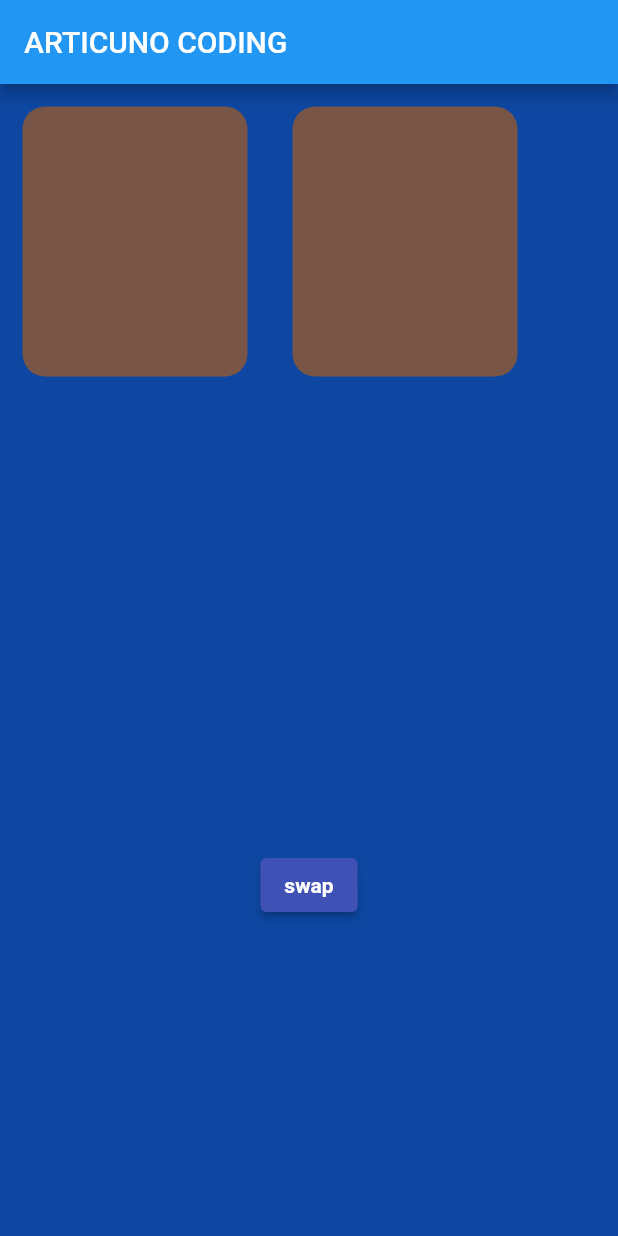
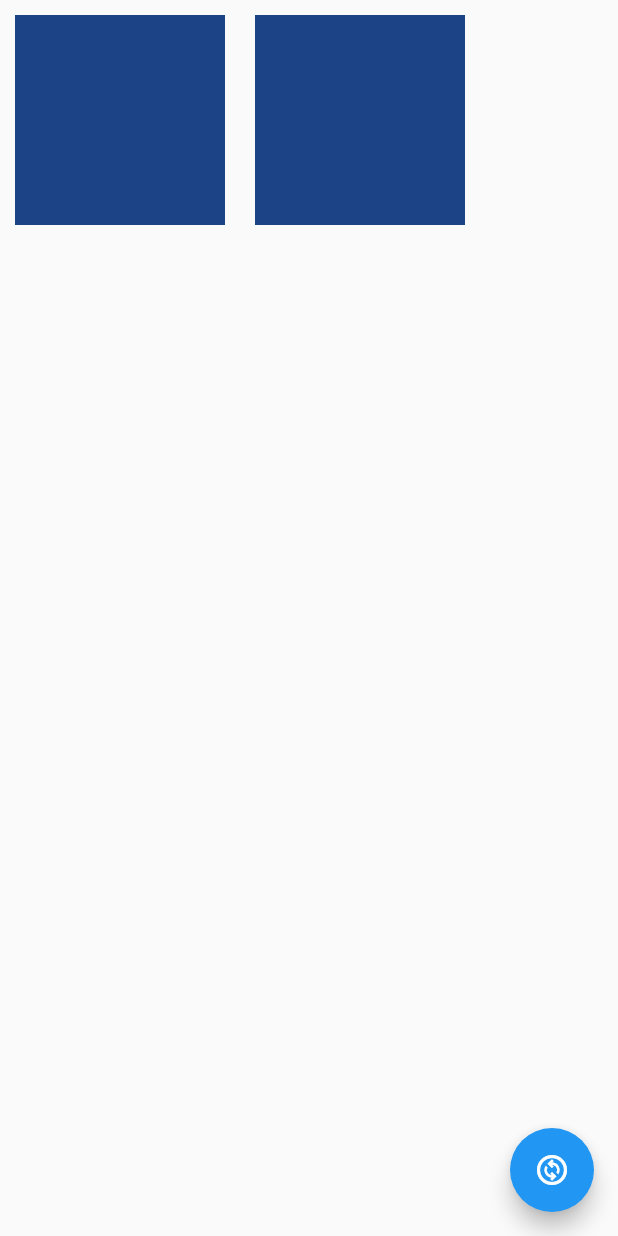
Before and after one commit to Abhi902/Articuno-Coding-LLP, a Flutter app: the screen it shows after launch, on a phone screen of 412 x 824 dp. Run offline on Flutter 3.47's test engine with Material 2 defaults, Android fonts, the phone set to English and light mode, and no system bars.

Commit message:
second commit

```diff
--- a/lib/main.dart
+++ b/lib/main.dart
@@ -1,101 +1,103 @@
 import 'package:flutter/material.dart';
-import 'dart:math';
+import 'dart:math' as math;
 
 void main() {
-  runApp(MaterialApp(
-    debugShowCheckedModeBanner: false,
-    home: MyApp(),
-  ));
+  runApp(const MyApp());
 }
 
-class MyApp extends StatefulWidget {
+class MyApp extends StatelessWidget {
+  const MyApp({Key? key}) : super(key: key);
   @override
-  State<MyApp> createState() => _MyAppState();
+  Widget build(BuildContext context) {
+    return MaterialApp(
+      title: 'Assignment',
+      theme: ThemeData(
+        primarySwatch: Colors.blue,
+      ),
+      home: const HomeScreen(),
+    );
+  }
 }
 
-class _MyAppState extends State<MyApp> {
+class StatefulColorfulTile extends StatefulWidget {
+  const StatefulColorfulTile({Key? key}) : super(key: key);
+
   @override
-  Color? pc1; // COLORS TO BE PASSED TO THE CONTAINERS  1
-  Color? pc2; // COLORS TO BE PASSED TO THE CONTAINERS 2
-  int x = 0;
-  int y = 1;
+  State<StatefulColorfulTile> createState() => _StatefulColorfulTileState();
+}
 
+class _StatefulColorfulTileState extends State<StatefulColorfulTile> {
+  Color? myColor;
+
+  @override
   void initState() {
+    myColor = Color(
+      (math.Random().nextDouble() * 0xFFFFFF).toInt(),
+    ).withOpacity(
+      1.0,
+    );
+
     super.initState();
-    pc1 = Colors.primaries[Random().nextInt(Colors.primaries.length)];
-    pc2 = Colors.primaries[Random().nextInt(Colors
-        .primaries.length)]; // USED RANDOM COLORIZATION IN THE INIT STATE :)
   }
 
+  @override
   Widget build(BuildContext context) {
-    var arr = [
-      reusablewidget(pc1),
-      reusablewidget(pc2)
-    ]; // ARRAY OF CONTAINERS AS YOU ASKED :)
-
-    void setstate() {
-      if (x == 1) {
-        x = 0;
-        y = 1; // function to swap two containers by changing the index in the array
-      } else {
-        x = 1;
-        y = 0;
-      }
-    }
-
-    return Scaffold(
-      backgroundColor: Colors.blue[900],
-      appBar: AppBar(
-        title: Text(
-            'ARTICUNO CODING'), // TITLE FOR THE APP BAR  , IT MAKE THE APP LOOK LIKE AN APP
-      ),
-      body: Column(
-        children: [
-          Row(
-            children: <reusablewidget>[
-              arr[x],
-              arr[y]
-            ], // used the array of widget to swap the two container
-          ),
-          SizedBox(height: 300),
-          ElevatedButton(
-            style: ButtonStyle(
-              backgroundColor: MaterialStateProperty.all<Color>(Colors.indigo),
-            ),
-            onPressed: () {
-              setState(() {
-                // here is the swap button , could have made it better but it does the work
-                setstate();
-              });
-            },
-            child: Text(
-              'swap',
-              style: TextStyle(fontWeight: FontWeight.bold),
-            ),
-          )
-        ],
+    return Container(
+      color: myColor,
+      child: const Padding(
+        padding: EdgeInsets.all(70.0),
       ),
     );
   }
 }
 
-class reusablewidget extends StatelessWidget {
-  // I MADE THE NEW CLASS FOR THE CONTAINER BECAUSE IT WAS THE REPETATIVE PROCESS TO CREATE THEM AGAIN AND AGAIN
-  Color? color;
-  reusablewidget(this.color);
+class HomeScreen extends StatefulWidget {
+  const HomeScreen({Key? key}) : super(key: key);
+
+  @override
+  State<HomeScreen> createState() => _HomeScreenState();
+}
+
+class _HomeScreenState extends State<HomeScreen> {
+  final containers = [
+    const Padding(
+      padding: EdgeInsets.all(10),
+      child: StatefulColorfulTile(
+        key: GlobalObjectKey(0), // CHANGES :)
+      ),
+    ),
+    const Padding(
+      // KEYS WERE NOT PRESENT SO WHENEVER THE WIDGET TREE CHANGES THE RELATIVE TREE THE CHANGES WERE NOT VISIBLE .
+      padding: EdgeInsets.all(10),
+      child: StatefulColorfulTile(
+        key: GlobalObjectKey(1), // CHANGES :)
+      ),
+    )
+  ];
+
+  @override
+  void initState() {
+    super.initState();
+  }
+
+  void swapColour() {
+    setState(() {
+      containers.insert(1, containers.removeAt(0));
+    });
+  }
 
   @override
   Widget build(BuildContext context) {
-    return Container(
-      // I GAVE THE CONTAINERS A LITTLE BIT OF DECORATION HOPE YOU FIND WELL PRESENTED
-      margin: EdgeInsets.all(15),
-      decoration: BoxDecoration(
-        // this is the stateless container class
-        borderRadius: BorderRadius.circular(15),
-        color: color,
+    return Scaffold(
+      body: SafeArea(
+        child: Row(
+          children: containers,
+        ),
       ),
-      height: 180,
-      width: 150,
+      floatingActionButton: FloatingActionButton(
+        onPressed: () => swapColour(),
+        child: const Icon(Icons.change_circle_outlined),
+      ),
     );
   }
 }
```
